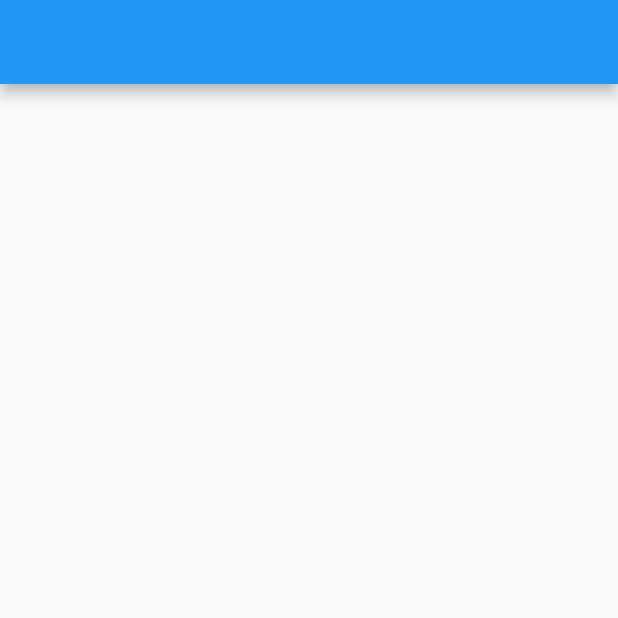
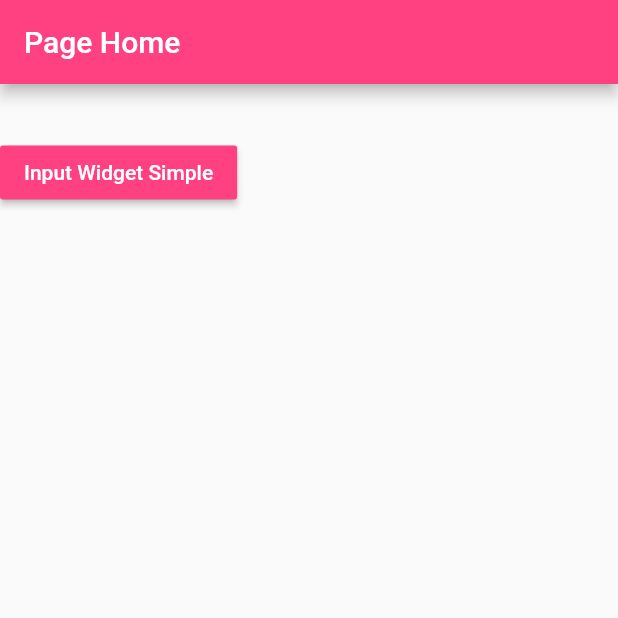
Before and after one commit to rizkipm/input-selection-widget, a Flutter app: the screen it shows after launch, on a phone screen of 412 x 824 dp, the top half of it. Run offline on Flutter 3.47's test engine with Material 2 defaults, Android fonts, the phone set to English and light mode, and no system bars.

Commit message:
add button input widget

```diff
--- a/input_selection_widget/lib/main.dart
+++ b/input_selection_widget/lib/main.dart
@@ -30,7 +30,26 @@ class PageHome extends StatelessWidget {
   Widget build(BuildContext context) {
     return Scaffold(
       appBar: AppBar(
+        title: Text('Page Home'),
+        backgroundColor: Colors.pinkAccent,
+      ),
 
+      body: Column(
+        children: <Widget>[
+
+          Container(
+            //retrieve value
+            margin: EdgeInsets.only(top: 35.0),
+            child: RaisedButton(
+              color: Colors.pinkAccent,
+              textColor: Colors.white,
+              child: Text('Input Widget Simple'),
+              onPressed: (){
+
+              },
+            ),
+          )
+        ],
       ),
     );
   }
```
